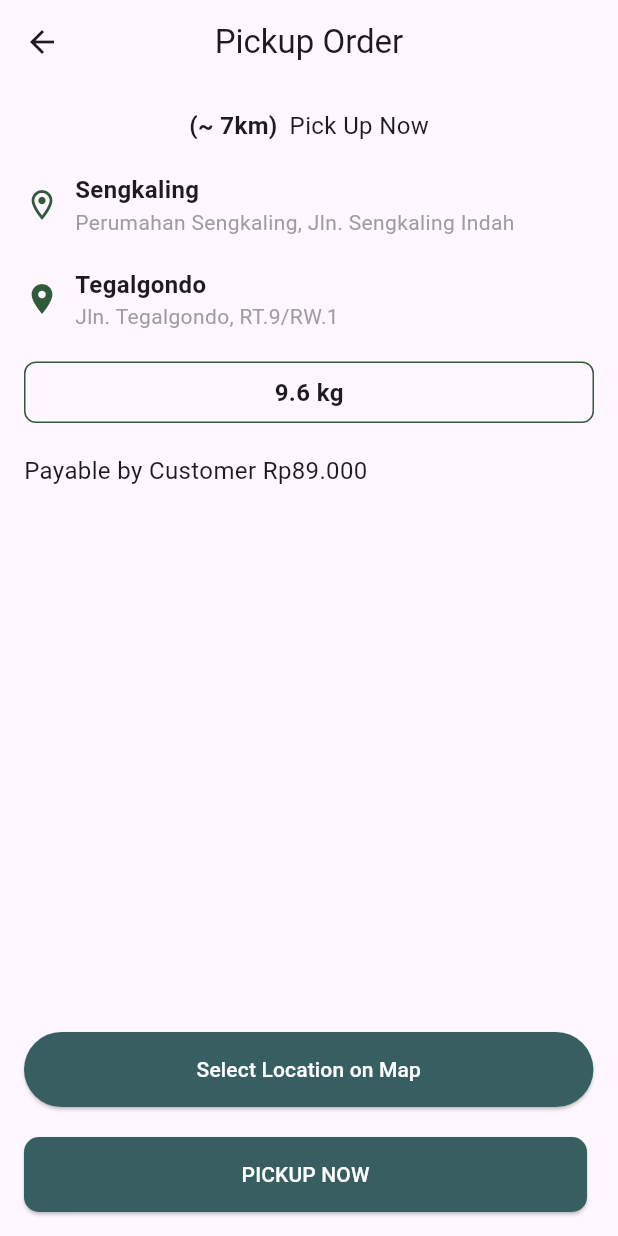
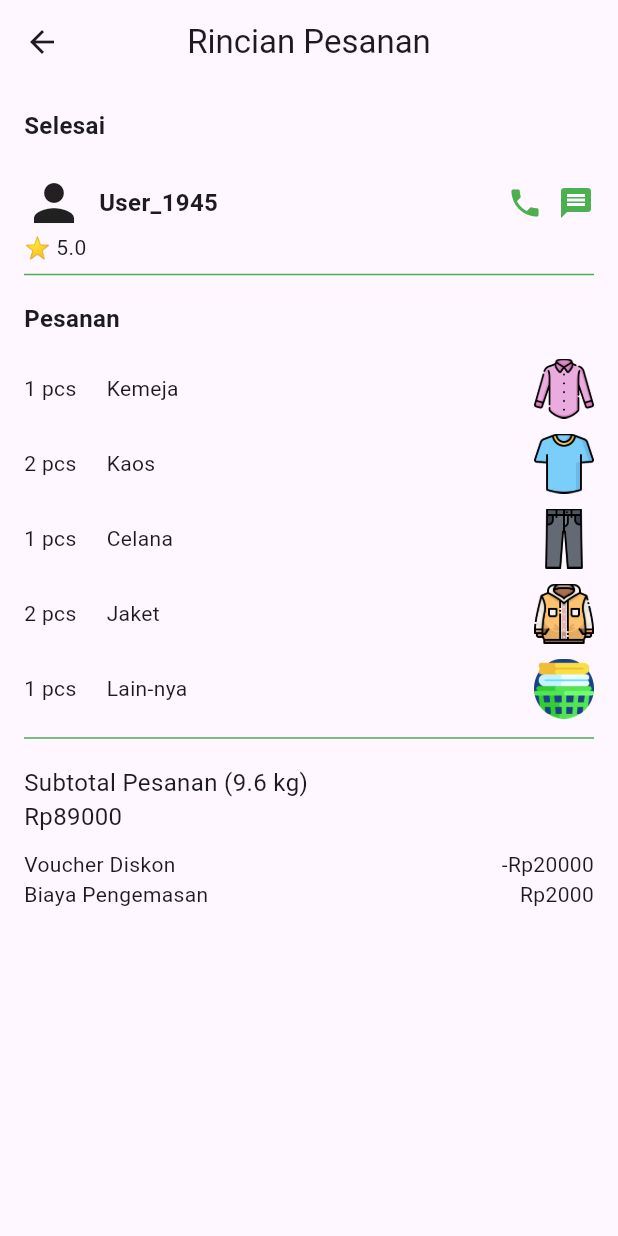
Before and after one commit to IkbarSulistio/Lawndre_Project, a Flutter app: the PickupOrderView screen opened by its route, after a tap on "PICKUP NOW", on a phone screen of 412 x 824 dp. Run offline on Flutter 3.47's test engine with Material 3 defaults, Android fonts, the phone set to English and light mode, and no system bars; our stand-ins replace font_awesome_flutter, geocoding, get, google_maps_flutter, image_picker.

Commit message:
lawndre_project

```diff
--- /dev/null
+++ b/lib/app/modules/nota_pemesanan/bindings/nota_pemesanan_binding.dart
@@ -0,0 +1,12 @@
+import 'package:get/get.dart';
+
+import '../controllers/nota_pemesanan_controller.dart';
+
+class NotaPemesananBinding extends Bindings {
+  @override
+  void dependencies() {
+    Get.lazyPut<NotaPemesananController>(
+      () => NotaPemesananController(),
+    );
+  }
+}
--- /dev/null
+++ b/lib/app/modules/nota_pemesanan/controllers/nota_pemesanan_controller.dart
@@ -0,0 +1,20 @@
+import 'package:get/get.dart';
+
+class NotaPemesananController extends GetxController {
+  // Sample data for demonstration
+  var customerName = "User_1945".obs;
+  var rating = 5.0.obs;
+  var orderItems = [
+    {'item': 'Kemeja', 'qty': 1 },
+    {'item': 'Kaos', 'qty': 2},
+    {'item': 'Celana', 'qty': 1},
+    {'item': 'Jaket', 'qty': 2},
+    {'item': 'Lain-nya', 'qty': 1}
+  ].obs;
+
+  var totalWeight = 9.6.obs; // in kg
+  var totalPrice = 89000.obs; // in IDR
+  var discount = 20000.obs; // in IDR
+  var packagingFee = 2000.obs; // in IDR
+  var orderNumber = "123124674564522".obs;
+}
--- /dev/null
+++ b/lib/app/modules/nota_pemesanan/views/nota_pemesanan_view.dart
@@ -0,0 +1,123 @@
+import 'package:flutter/material.dart';
+import 'package:get/get.dart';
+import '../controllers/nota_pemesanan_controller.dart';
+
+class NotaPemesananView extends StatelessWidget {
+  @override
+  Widget build(BuildContext context) {
+    final NotaPemesananController controller = Get.put(NotaPemesananController());
+
+    return Scaffold(
+      appBar: AppBar(
+        title: Text('Rincian Pesanan'),
+        centerTitle: true,
+        leading: IconButton(
+          icon: Icon(Icons.arrow_back),
+          onPressed: () => Get.back(),
+        ),
+      ),
+      body: Padding(
+        padding: const EdgeInsets.all(16.0),
+        child: Column(
+          crossAxisAlignment: CrossAxisAlignment.start,
+          children: [
+            // Status Pesanan
+            Text('Selesai', style: TextStyle(fontSize: 16, fontWeight: FontWeight.bold)),
+            SizedBox(height: 20),
+
+            // Informasi User
+            Row(
+              children: [
+                Icon(Icons.person, size: 40),
+                SizedBox(width: 10),
+                Obx(() => Text(
+                  controller.customerName.value.isNotEmpty
+                      ? controller.customerName.value
+                      : 'Nama Pengguna',
+                  style: TextStyle(fontSize: 16, fontWeight: FontWeight.bold),
+                )),
+                Spacer(),
+                Icon(Icons.phone, color: Colors.green),
+                SizedBox(width: 10),
+                Icon(Icons.message, color: Colors.green),
+              ],
+            ),
+            Obx(() => Text('⭐ ${controller.rating.value}', style: TextStyle(fontSize: 14))),
+            Divider(color: Colors.green, thickness: 1),
+            SizedBox(height: 10),
+
+            // Pesanan
+            Text('Pesanan', style: TextStyle(fontSize: 16, fontWeight: FontWeight.bold)),
+            SizedBox(height: 10),
+            Obx(() => Column(
+              children: controller.orderItems.map((item) {
+                String itemName = item['item'] as String? ?? 'Unknown Item';
+                int itemQuantity = item['qty'] as int? ?? 0;
+
+                String imagePath;
+                switch (itemName) {
+                  case 'Kemeja':
+                    imagePath = 'assets/images/kemeja.png';
+                    break;
+                  case 'Kaos':
+                    imagePath = 'assets/images/kaos.png';
+                    break;
+                  case 'Celana':
+                    imagePath = 'assets/images/celana.png';
+                    break;
+                  case 'Jaket':
+                    imagePath = 'assets/images/jaket.png';
+                    break;
+                  case 'Lain-nya':
+                    imagePath = 'assets/images/cuci_lipat.png';
+                    break;
+                  default:
+                    imagePath = 'assets/default.png';
+                    break;
+                }
+                return Padding(
+                  padding: const EdgeInsets.symmetric(vertical: 5),
+                  child: Row(
+                    children: [
+                      Text('$itemQuantity pcs', style: TextStyle(fontSize: 14)),
+                      SizedBox(width: 20),
+                      Text(itemName, style: TextStyle(fontSize: 14)),
+                      Spacer(),
+                      Image.asset(imagePath, width: 40, height: 40),
+                    ],
+                  ),
+                );
+              }).toList(),
+            )),
+            Divider(color: Colors.green, thickness: 1),
+            SizedBox(height: 10),
+
+            // Subtotal Pesanan
+            Obx(() => Text('Subtotal Pesanan (${controller.totalWeight.value} kg)', style: TextStyle(fontSize: 16))),
+            Obx(() => Text('Rp${controller.totalPrice.value}', style: TextStyle(fontSize: 16))),
+            SizedBox(height: 10),
+
+            // Detail tambahan
+            Obx(() => Row(
+              mainAxisAlignment: MainAxisAlignment.spaceBetween,
+              children: [
+                Text('Voucher Diskon', style: TextStyle(fontSize: 14)),
+                Text('-Rp${controller.discount.value}', style: TextStyle(fontSize: 14)),
+              ],
+            )),
+            Obx(() => Row(
+              mainAxisAlignment: MainAxisAlignment.spaceBetween,
+              children: [
+                Text('Biaya Pengemasan', style: TextStyle(fontSize: 14)),
+                Text('Rp${controller.packagingFee.value}', style: TextStyle(fontSize: 14)),
+              ],
+            )),
+            SizedBox(height: 10),
+
+
+          ],
+        ),
+      ),
+    );
+  }
+}
--- a/lib/app/modules/pickup_order/views/pickup_order_view.dart
+++ b/lib/app/modules/pickup_order/views/pickup_order_view.dart
@@ -1,5 +1,6 @@
 import 'package:flutter/material.dart';
 import 'package:get/get.dart';
+import 'package:lawndre_project/app/modules/nota_pemesanan/views/nota_pemesanan_view.dart';
 import '../controllers/pickup_order_controller.dart';
 import '../widgets/map_widget.dart';
 
@@ -112,9 +113,7 @@ class PickupOrderView extends StatelessWidget {
 
             // Tombol Pickup Now
             ElevatedButton(
-              onPressed: () {
-                // Logic for pickup action
-              },
+              onPressed: () => Get.to(NotaPemesananView()),
               child: Text('PICKUP NOW', style: TextStyle(color: Colors.white)),
               style: ElevatedButton.styleFrom(
                 padding: EdgeInsets.symmetric(vertical: 15, horizontal: 145),
--- a/lib/app/routes/app_pages.dart
+++ b/lib/app/routes/app_pages.dart
@@ -12,6 +12,8 @@ import '../modules/lipat_item/bindings/lipat_item_binding.dart';
 import '../modules/lipat_item/views/lipat_item_view.dart';
 import '../modules/login/bindings/login_binding.dart';
 import '../modules/login/views/login_view.dart';
+import '../modules/nota_pemesanan/bindings/nota_pemesanan_binding.dart';
+import '../modules/nota_pemesanan/views/nota_pemesanan_view.dart';
 import '../modules/payment/bindings/payment_binding.dart';
 import '../modules/payment/views/payment_view.dart';
 import '../modules/pickup_order/bindings/pickup_order_binding.dart';
@@ -79,5 +81,10 @@ class AppPages {
       page: () => PickupOrderView(),
       binding: PickupOrderBinding(),
     ),
+    GetPage(
+      name: _Paths.NOTA_PEMESANAN,
+      page: () => NotaPemesananView(),
+      binding: NotaPemesananBinding(),
+    ),
   ];
 }
--- a/lib/app/routes/app_routes.dart
+++ b/lib/app/routes/app_routes.dart
@@ -13,6 +13,7 @@ abstract class Routes {
   static const SCHEDULE_PICKUP = _Paths.SCHEDULE_PICKUP;
   static const PAYMENT = _Paths.PAYMENT;
   static const PICKUP_ORDER = _Paths.PICKUP_ORDER;
+  static const NOTA_PEMESANAN = _Paths.NOTA_PEMESANAN;
 }
 
 abstract class _Paths {
@@ -27,4 +28,5 @@ abstract class _Paths {
   static const SCHEDULE_PICKUP = '/schedule-pickup';
   static const PAYMENT = '/payment';
   static const PICKUP_ORDER = '/pickup-order';
+  static const NOTA_PEMESANAN = '/nota-pemesanan';
 }
```
